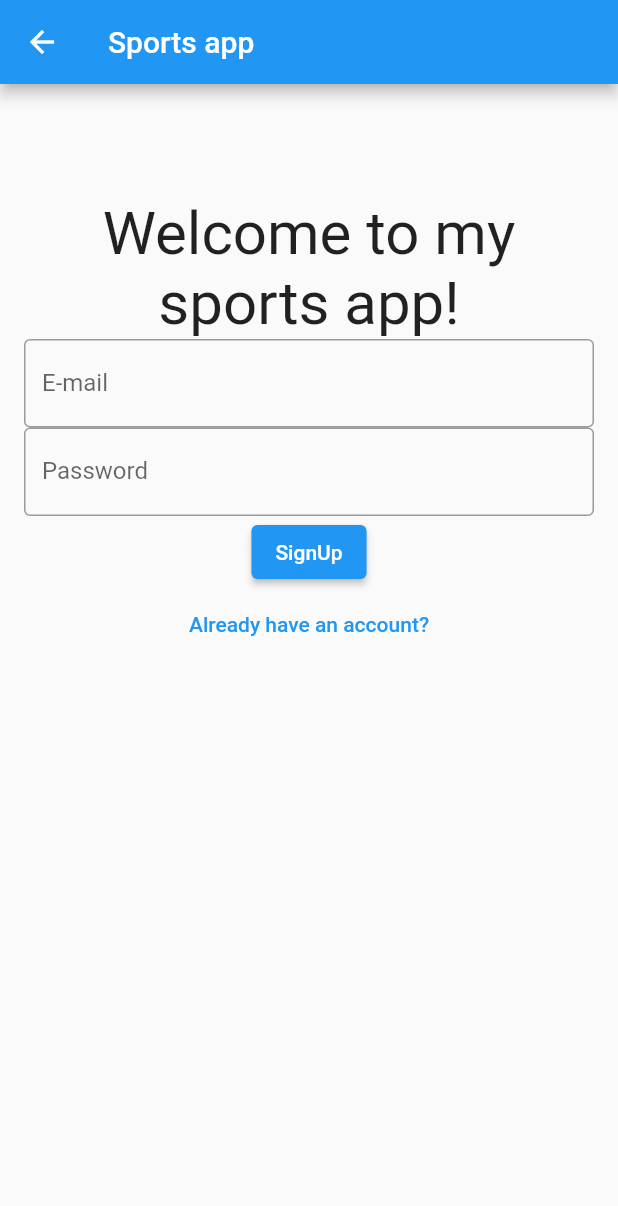
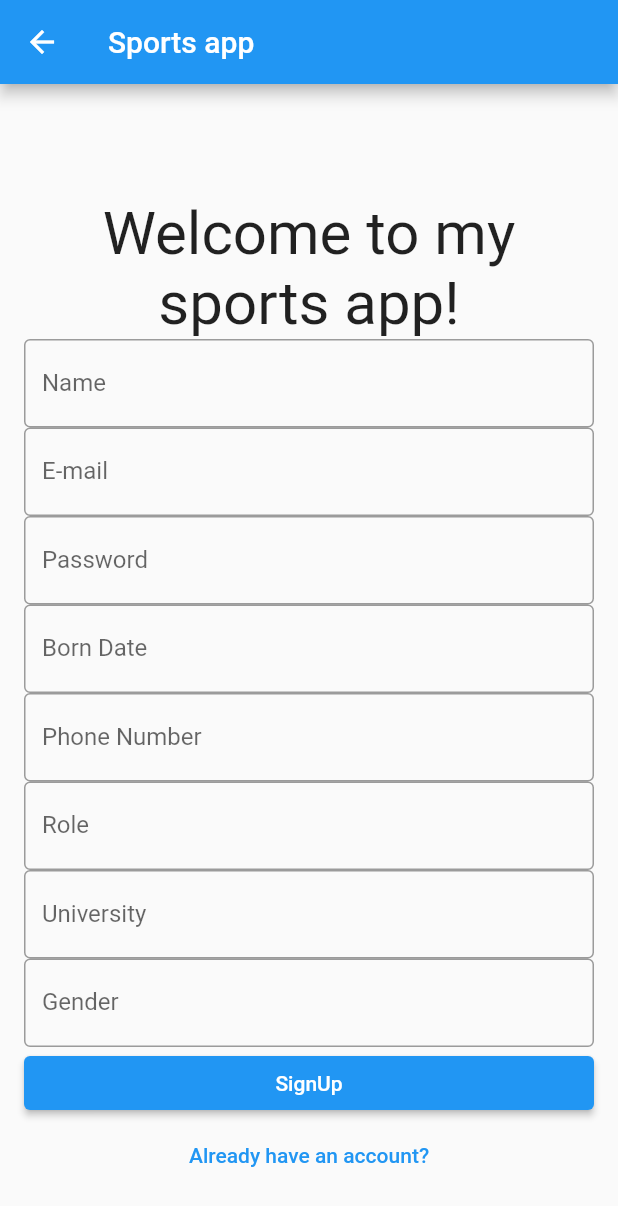
Before and after one commit to ISIS3510-202320-Team21/flutter_sports_app, a Flutter app: the SignUpView screen opened by its route, on a phone screen of 412 x 824 dp. Shown: the top 1206 px of the screen. Run offline on Flutter 3.47's test engine with Material 2 defaults, Android fonts, the phone set to English and light mode, and no system bars; our stand-ins replace bloc, email_validator, equatable, flutter_bloc, flutter_dotenv.

Commit message:
sign up and gradle fixed

```diff
--- a/lib/data/repositories/auth_repository.dart
+++ b/lib/data/repositories/auth_repository.dart
@@ -4,8 +4,16 @@ import 'package:http/http.dart' as http;
 import 'package:flutter_dotenv/flutter_dotenv.dart';
 
 class AuthRepository {
-  Future<User?> signUp(
-      {required String email, required String password}) async {
+  Future<User?> signUp({
+    required String email,
+    required String password,
+    required String name,
+    required String phoneNumber,
+    required String role,
+    required String university,
+    required String bornDate,
+    required String gender,
+  }) async {
     final backendUrl = dotenv.env['BACKEND_URL'];
 
     final response = await http.post(
@@ -13,7 +21,16 @@ class AuthRepository {
       headers: <String, String>{
         'Content-Type': 'application/json; charset=UTF-8',
       },
-      body: jsonEncode(<String, String>{'email': email, 'password': password}),
+      body: jsonEncode(<String, String>{
+        'email': email,
+        'password': password,
+        'name': name,
+        'phoneNumber': phoneNumber,
+        'role': role,
+        'university': university,
+        'bornDate': bornDate,
+        'gender': gender,
+      }),
     );
 
     if (response.statusCode == 200) {
--- a/lib/logic/blocs/authentication/bloc/authentication_bloc.dart
+++ b/lib/logic/blocs/authentication/bloc/authentication_bloc.dart
@@ -38,12 +38,17 @@ class AuthenticationBloc
     on<SignUpRequested>((event, emit) async {
       emit(AuthLoading());
       try {
-        await AuthRepository()
-            .signUp(email: event.email, password: event.password
-                // fullName: event.fullName,
-                // birthDate: event.birthDate,
-                // phoneNumber: event.phoneNumber);
-                );
+        await AuthRepository().signUp(
+          email: event.email,
+          password: event.password,
+          name: event.name,
+          bornDate: event.bornDate,
+          phoneNumber: event.phoneNumber,
+          role: event.role, // Asumo que tienes este campo en tu evento
+          university:
+              event.university, // Asumo que tienes este campo en tu evento
+          gender: event.gender, // Asumo que tienes este campo en tu evento
+        );
       } catch (e) {
         emit(AuthError(e.toString().replaceAll("Exception: ", "")));
         emit(UnAuthenticated());
--- a/lib/logic/blocs/authentication/bloc/authentication_event.dart
+++ b/lib/logic/blocs/authentication/bloc/authentication_event.dart
@@ -26,11 +26,23 @@ completar la acción
 class SignUpRequested extends AuthenticationEvent {
   final String email;
   final String password;
-  // final String birthDate;
-  // final String phoneNumber;
-  // final String fullName;
+  final String name;
+  final String bornDate;
+  final String phoneNumber;
+  final String role;
+  final String university;
+  final String gender;
 
-  SignUpRequested(this.email, this.password);
+  SignUpRequested({
+    required this.email,
+    required this.password,
+    required this.name,
+    required this.bornDate,
+    required this.phoneNumber,
+    required this.role,
+    required this.university,
+    required this.gender,
+  });
 }
 
 /*
--- a/lib/presentation/screens/signUp_view.dart
+++ b/lib/presentation/screens/signUp_view.dart
@@ -10,7 +10,14 @@ class SignUpView extends StatefulWidget {
 }
 
 class _SignUpViewState extends State<SignUpView> {
-  String _email = '', _password = '';
+  String _email = '',
+      _password = '',
+      _name = '',
+      _bornDate = '',
+      _phoneNumber = '',
+      _role = '',
+      _university = '',
+      _gender = '';
 
   @override
   Widget build(BuildContext context) {
@@ -36,11 +43,15 @@ class _SignUpViewState extends State<SignUpView> {
 
   Widget _signUpForm() => Padding(
         padding: const EdgeInsets.all(16.0),
-        child: Column(
+        child: ListView(
           children: [
             const SizedBox(height: 60),
             const Text('Welcome to my sports app!',
                 textAlign: TextAlign.center, style: TextStyle(fontSize: 40)),
+            TextField(
+                decoration: const InputDecoration(
+                    labelText: 'Name', border: OutlineInputBorder()),
+                onChanged: (val) => _name = val),
             TextField(
                 decoration: const InputDecoration(
                     labelText: 'E-mail', border: OutlineInputBorder()),
@@ -50,6 +61,26 @@ class _SignUpViewState extends State<SignUpView> {
                     labelText: 'Password', border: OutlineInputBorder()),
                 onChanged: (val) => _password = val,
                 obscureText: true),
+            TextField(
+                decoration: const InputDecoration(
+                    labelText: 'Born Date', border: OutlineInputBorder()),
+                onChanged: (val) => _bornDate = val),
+            TextField(
+                decoration: const InputDecoration(
+                    labelText: 'Phone Number', border: OutlineInputBorder()),
+                onChanged: (val) => _phoneNumber = val),
+            TextField(
+                decoration: const InputDecoration(
+                    labelText: 'Role', border: OutlineInputBorder()),
+                onChanged: (val) => _role = val),
+            TextField(
+                decoration: const InputDecoration(
+                    labelText: 'University', border: OutlineInputBorder()),
+                onChanged: (val) => _university = val),
+            TextField(
+                decoration: const InputDecoration(
+                    labelText: 'Gender', border: OutlineInputBorder()),
+                onChanged: (val) => _gender = val),
             ElevatedButton(
                 onPressed: _authenticateWithEmailAndPassword,
                 child: const Text('SignUp')),
@@ -61,7 +92,17 @@ class _SignUpViewState extends State<SignUpView> {
       );
 
   void _authenticateWithEmailAndPassword() {
-    BlocProvider.of<AuthenticationBloc>(context)
-        .add(SignUpRequested(_email, _password));
+    BlocProvider.of<AuthenticationBloc>(context).add(
+      SignUpRequested(
+        email: _email,
+        password: _password,
+        name: _name,
+        bornDate: _bornDate,
+        phoneNumber: _phoneNumber,
+        role: _role,
+        university: _university,
+        gender: _gender,
+      ),
+    );
   }
 }
--- a/pubspec.yaml
+++ b/pubspec.yaml
@@ -30,20 +30,14 @@ environment:
 dependencies:
   flutter:
     sdk: flutter
-
-
-  # The following adds the Cupertino Icons font to your application.
   # Use with the CupertinoIcons class for iOS style icons.
   cupertino_icons: ^1.0.2
   email_validator: ^2.1.16
-  image_picker: ^0.8.6
-  path_provider: ^2.0.1
   http: ^0.13.5
   provider:
   equatable:
   flutter_dotenv: ^5.0.2
   flutter_bloc:
-  json_cache:
 
 dev_dependencies:
   flutter_test:
```
Also changed, not shown: pubspec.lock, 6 other files.
